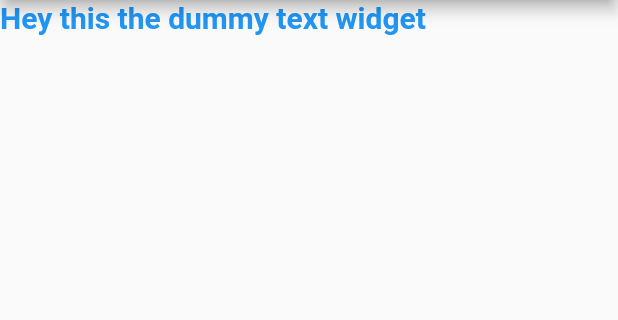
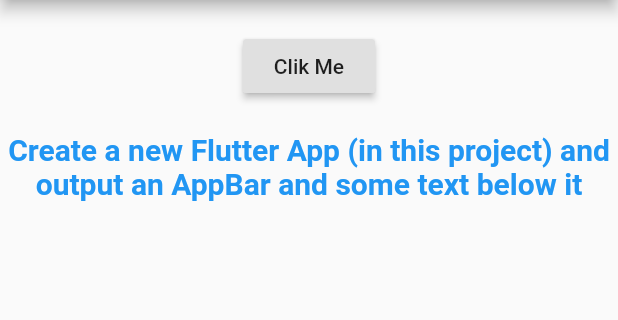
Before and after one commit to bhupijoshi/flutter_assignment, a Flutter app: the screen it shows after launch, on a phone screen of 412 x 824 dp, the part 84-404 px from its top. Run offline on Flutter 3.47's test engine with Material 2 defaults, Android fonts, the phone set to English and light mode, and no system bars.

Commit message:
Button added to change the content

```diff
--- a/lib/main.dart
+++ b/lib/main.dart
@@ -6,7 +6,33 @@ import 'package:flutter/material.dart';
 
 void main() => runApp(MyApp());
 
-class MyApp extends StatelessWidget {
+class MyApp extends StatefulWidget {
+  @override
+  State<StatefulWidget> createState() {
+    return MyAppState();
+  }
+}
+
+class MyAppState extends State<MyApp> {
+  var _index = 0;
+  final _aList = [
+    'Create a new Flutter App (in this project) and output an AppBar and some text below it',
+    'Add a button which changes the text (to any other text of your choice)',
+    'Split the app into three widgets: App, TextControl & Text'
+  ];
+
+  void _updateTextForTextWidget() {
+    setState(() {
+      if (_index < _aList.length - 1) {
+        _index = _index + 1;
+      } else {
+        _index = 0;
+      }
+      print(_index);
+      print(_aList.length);
+    });
+  }
+
   @override
   Widget build(BuildContext context) {
     return MaterialApp(
@@ -14,12 +40,29 @@ class MyApp extends StatelessWidget {
         appBar: AppBar(
           title: Text('Flutter Assignment'),
         ),
-        body: Text(
-          'Hey this the dummy text widget',
-          style: TextStyle(
-            color: Colors.blue,
-            fontSize: 20,
-            fontWeight: FontWeight.bold,
+        body: Center(
+          child: Column(
+            children: <Widget>[
+              SizedBox(
+                height: 20,
+              ),
+              RaisedButton(
+                onPressed: _updateTextForTextWidget,
+                child: Text('Clik Me'),
+              ),
+              SizedBox(
+                height: 20,
+              ),
+              Text(
+                _aList[_index],
+                style: TextStyle(
+                  color: Colors.blue,
+                  fontSize: 20,
+                  fontWeight: FontWeight.bold,
+                ),
+                textAlign: TextAlign.center,
+              ),
+            ],
           ),
         ),
       ),
```
